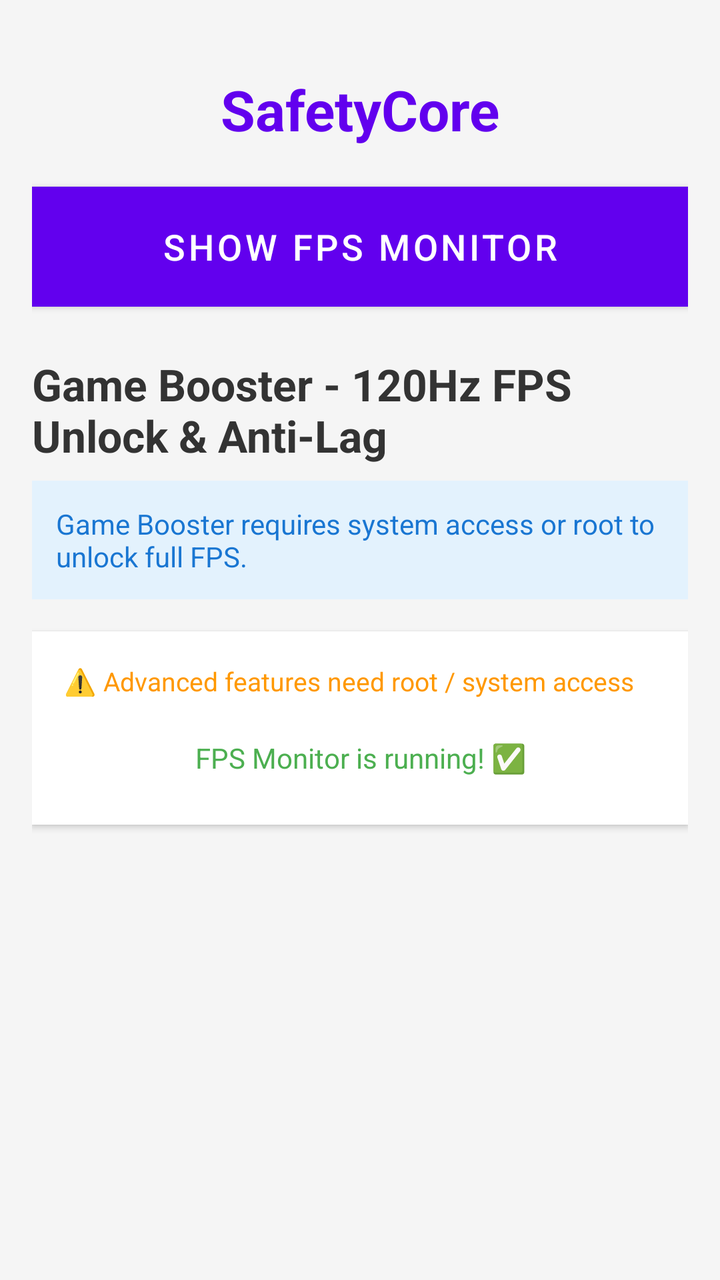
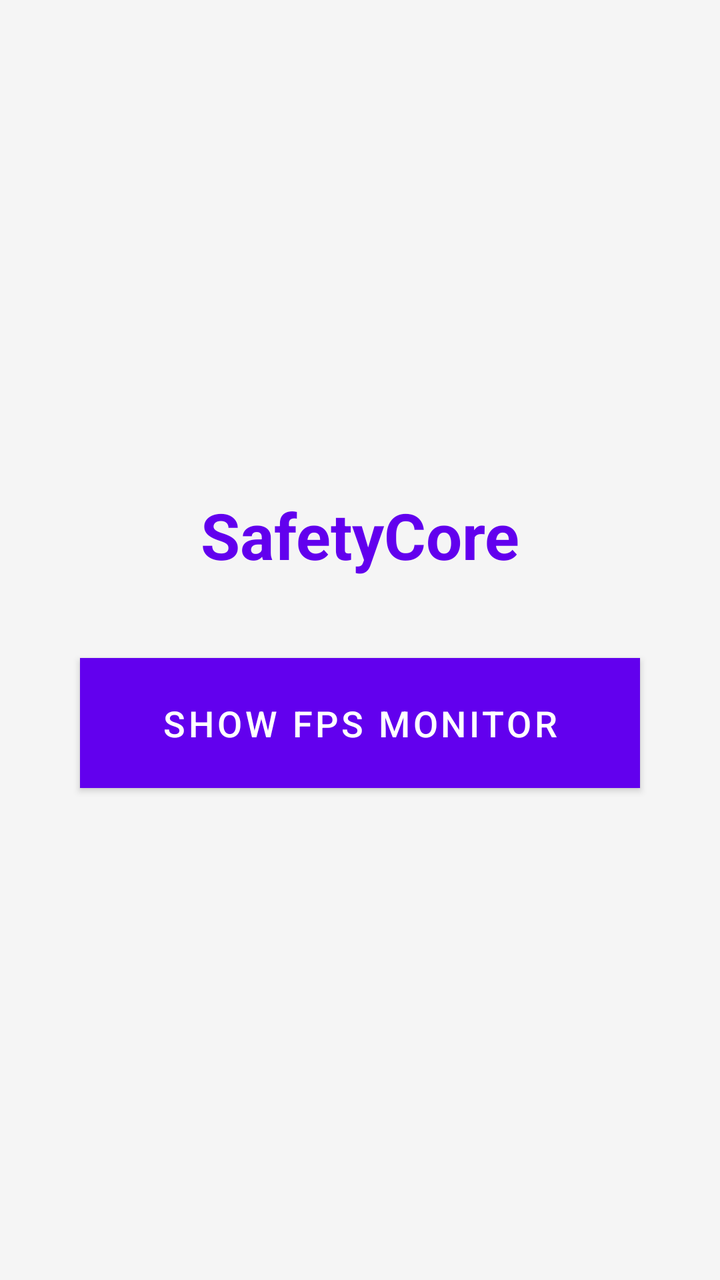

Compare the two renders of this Android layout. The source of the first and the diff that turns it into the second are given below.
<!-- AndroidManifest.xml: application theme Theme.SafetyCore -->
<!-- res/layout/activity_settings.xml -->
<?xml version="1.0" encoding="utf-8"?>
<LinearLayout xmlns:android="http://schemas.android.com/apk/res/android"
    xmlns:app="http://schemas.android.com/apk/res-auto"
    android:layout_width="match_parent"
    android:layout_height="match_parent"
    android:orientation="vertical"
    android:background="#F5F5F5"
    android:padding="16dp">

    <TextView
        android:layout_width="match_parent"
        android:layout_height="wrap_content"
        android:text="SafetyCore"
        android:textSize="28sp"
        android:textStyle="bold"
        android:gravity="center"
        android:padding="20dp"
        android:textColor="#6200EE"/>

    <Button
        android:id="@+id/btn_toggle_fps"
        android:layout_width="match_parent"
        android:layout_height="60dp"
        android:text="SHOW FPS MONITOR"
        android:background="#6200EE"
        android:textColor="#FFFFFF"
        android:textSize="18sp"
        android:layout_marginBottom="24dp"/>

    <TextView
        android:layout_width="match_parent"
        android:layout_height="wrap_content"
        android:text="Game Booster - 120Hz FPS Unlock &amp; Anti-Lag"
        android:textSize="22sp"
        android:textStyle="bold"
        android:paddingBottom="8dp"
        android:textColor="#333333"/>

    <TextView
        android:layout_width="match_parent"
        android:layout_height="wrap_content"
        android:text="Game Booster requires system access or root to unlock full FPS."
        android:textSize="14sp"
        android:padding="12dp"
        android:background="#E3F2FD"
        android:textColor="#1976D2"
        android:layout_marginBottom="16dp"/>

    <LinearLayout
        android:layout_width="match_parent"
        android:layout_height="wrap_content"
        android:orientation="vertical"
        android:background="#FFFFFF"
        android:elevation="2dp"
        android:padding="16dp">

        <TextView
            android:layout_width="match_parent"
            android:layout_height="wrap_content"
            android:text="⚠️ Advanced features need root / system access"
            android:textSize="13sp"
            android:textColor="#FF9800"
            android:paddingBottom="12dp"/>

        <TextView
            android:layout_width="match_parent"
            android:layout_height="wrap_content"
            android:text="FPS Monitor is running! ✅"
            android:textSize="14sp"
            android:textColor="#4CAF50"
            android:gravity="center"
            android:padding="8dp"/>

    </LinearLayout>

</LinearLayout>
<!-- resources referenced by this layout -->
<resources>
  <style name="Theme.SafetyCore" parent="Theme.MaterialComponents.Light.NoActionBar">
          <item name="colorPrimary">@color/purple_500</item>
          <item name="colorPrimaryVariant">@color/purple_700</item>
          <item name="colorOnPrimary">@color/white</item>
          <item name="android:statusBarColor">@color/purple_700</item>
      </style>
  <color name="purple_500">#6200EE</color>
  <color name="purple_700">#3700B3</color>
  <color name="white">#FFFFFFFF</color>
</resources>

<!-- the commit's change to res/layout/activity_settings.xml (unified diff, before → after) -->
@@ -1,76 +1,29 @@
 <?xml version="1.0" encoding="utf-8"?>
 <LinearLayout xmlns:android="http://schemas.android.com/apk/res/android"
-    xmlns:app="http://schemas.android.com/apk/res-auto"
     android:layout_width="match_parent"
     android:layout_height="match_parent"
     android:orientation="vertical"
     android:background="#F5F5F5"
-    android:padding="16dp">
+    android:gravity="center"
+    android:padding="24dp">
 
     <TextView
-        android:layout_width="match_parent"
+        android:layout_width="wrap_content"
         android:layout_height="wrap_content"
         android:text="SafetyCore"
-        android:textSize="28sp"
+        android:textSize="32sp"
         android:textStyle="bold"
-        android:gravity="center"
-        android:padding="20dp"
-        android:textColor="#6200EE"/>
+        android:textColor="#6200EE"
+        android:layout_marginBottom="40dp"/>
 
     <Button
         android:id="@+id/btn_toggle_fps"
         android:layout_width="match_parent"
-        android:layout_height="60dp"
+        android:layout_height="65dp"
         android:text="SHOW FPS MONITOR"
         android:background="#6200EE"
         android:textColor="#FFFFFF"
         android:textSize="18sp"
-        android:layout_marginBottom="24dp"/>
-
-    <TextView
-        android:layout_width="match_parent"
-        android:layout_height="wrap_content"
-        android:text="Game Booster - 120Hz FPS Unlock &amp; Anti-Lag"
-        android:textSize="22sp"
-        android:textStyle="bold"
-        android:paddingBottom="8dp"
-        android:textColor="#333333"/>
-
-    <TextView
-        android:layout_width="match_parent"
-        android:layout_height="wrap_content"
-        android:text="Game Booster requires system access or root to unlock full FPS."
-        android:textSize="14sp"
-        android:padding="12dp"
-        android:background="#E3F2FD"
-        android:textColor="#1976D2"
-        android:layout_marginBottom="16dp"/>
-
-    <LinearLayout
-        android:layout_width="match_parent"
-        android:layout_height="wrap_content"
-        android:orientation="vertical"
-        android:background="#FFFFFF"
-        android:elevation="2dp"
-        android:padding="16dp">
-
-        <TextView
-            android:layout_width="match_parent"
-            android:layout_height="wrap_content"
-            android:text="⚠️ Advanced features need root / system access"
-            android:textSize="13sp"
-            android:textColor="#FF9800"
-            android:paddingBottom="12dp"/>
-
-        <TextView
-            android:layout_width="match_parent"
-            android:layout_height="wrap_content"
-            android:text="FPS Monitor is running! ✅"
-            android:textSize="14sp"
-            android:textColor="#4CAF50"
-            android:gravity="center"
-            android:padding="8dp"/>
-
-    </LinearLayout>
+        android:layout_marginHorizontal="16dp"/>
 
 </LinearLayout>
